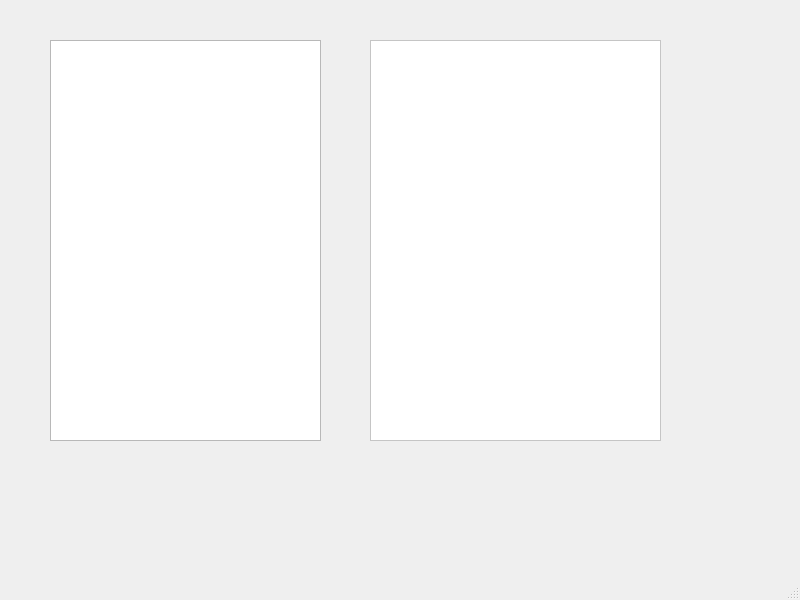
Elbergg/CoolMDEditor, file mainwindow.ui: the form before one commit.
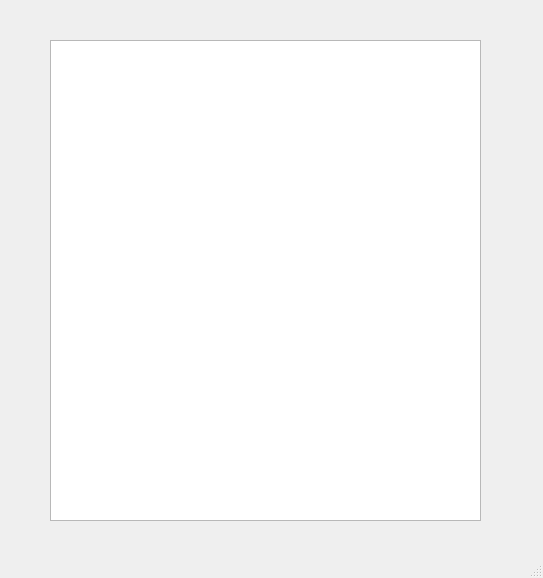
The form after the commit. Custom widgets are drawn as their Qt base class.

What changed in the file:
```diff
--- a/mainwindow.ui
+++ b/mainwindow.ui
@@ -6,8 +6,8 @@
    <rect>
     <x>0</x>
     <y>0</y>
-    <width>800</width>
-    <height>600</height>
+    <width>543</width>
+    <height>578</height>
    </rect>
   </property>
   <property name="windowTitle">
@@ -19,24 +19,11 @@
      <rect>
       <x>50</x>
       <y>40</y>
-      <width>271</width>
-      <height>401</height>
+      <width>431</width>
+      <height>481</height>
      </rect>
     </property>
    </widget>
-   <widget class="QTextBrowser" name="textBrowser">
-    <property name="geometry">
-     <rect>
-      <x>370</x>
-      <y>40</y>
-      <width>291</width>
-      <height>401</height>
-     </rect>
-    </property>
-    <property name="styleSheet">
-     <string notr="true">background-color: rgba(255, 255, 255, 255);</string>
-    </property>
-   </widget>
   </widget>
   <widget class="QMenuBar" name="menubar">
    <property name="geometry">
```
Left out of the diff: 2 changed lines with no effect on the pictures.
